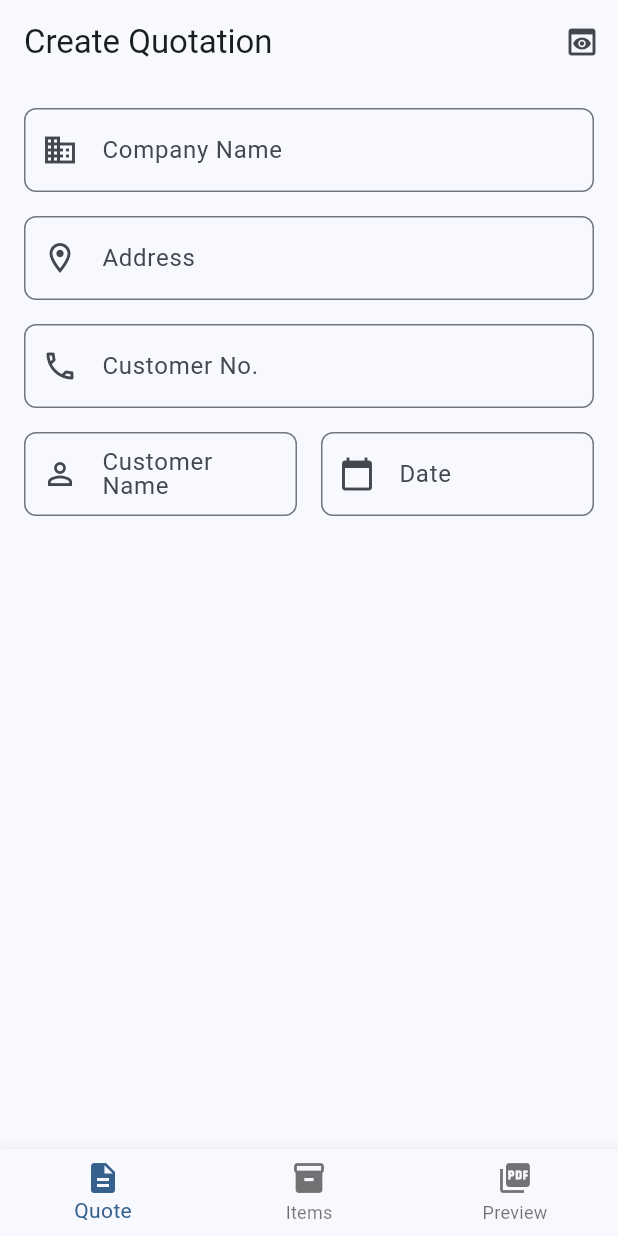
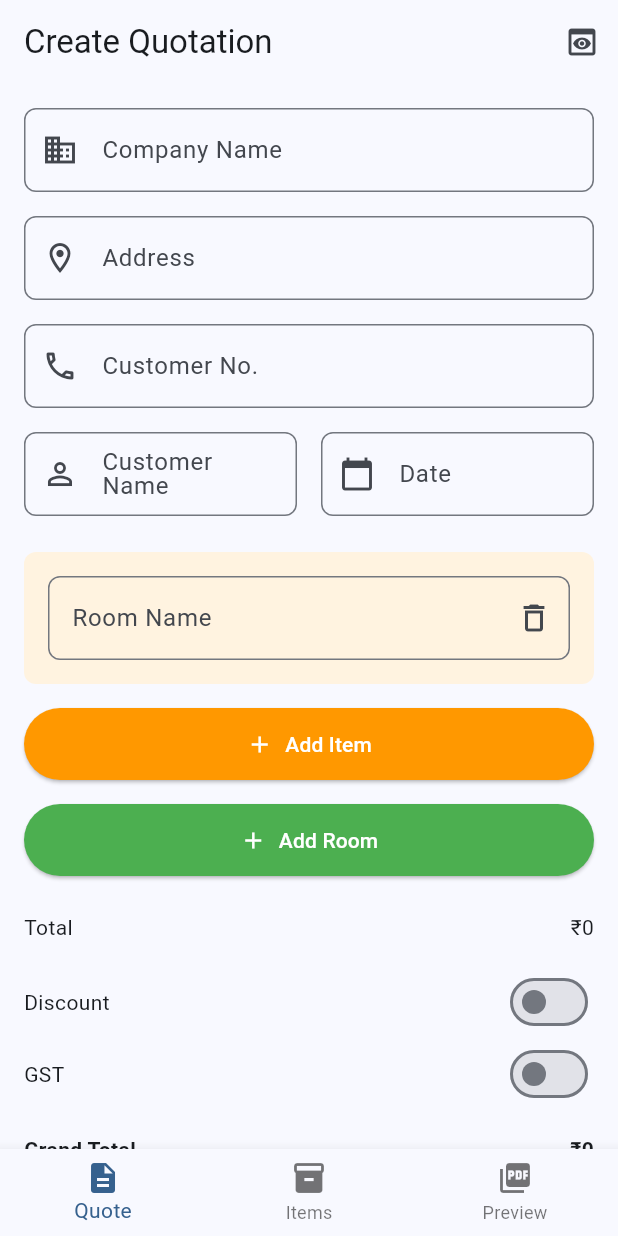
Before and after one commit to Sahil-Lakhani/Auto-Quote, a Flutter app: the screen it shows after launch, on a phone screen of 412 x 824 dp. Run offline on Flutter 3.47's test engine with Material 3 defaults, Android fonts, the phone set to English and light mode, and no system bars; our stand-ins replace cloud_firestore, firebase_core, pdf, printing; accounts and stored records are empty; generated files the repository leaves out were written again.

Commit message:
added ui for selection of the rooms and items

```diff
--- a/lib/screens/quote_form_screen.dart
+++ b/lib/screens/quote_form_screen.dart
@@ -10,15 +10,14 @@ class QuoteFormScreen extends StatefulWidget {
 }
 
 class _QuoteFormScreenState extends State<QuoteFormScreen> {
-
   final _companyController = TextEditingController();
   final _addressController = TextEditingController();
   final _phoneController = TextEditingController();
   final _customerController = TextEditingController();
   final _dateController = TextEditingController();
 
-  // bool _isDiscountEnabled = false;
-  // bool _isGstEnabled = false;
+  bool _isDiscountEnabled = false;
+  bool _isGstEnabled = false;
 
   @override
   void dispose() {
@@ -207,120 +206,123 @@ class _QuoteFormScreenState extends State<QuoteFormScreen> {
                 ),
               ],
             ),
+
+            // for the roooms and items in that room wich is section and item from the model for the pdf
+            const SizedBox(height: 24),
+            Container(
+              padding: const EdgeInsets.all(16),
+              decoration: BoxDecoration(
+                color: Colors.orange[50],
+                borderRadius: BorderRadius.circular(8),
+              ),
+              child: TextField(
+                decoration: InputDecoration(
+                  hintText: 'Room Name',
+                  border: OutlineInputBorder(
+                    borderRadius: BorderRadius.circular(8),
+                  ),
+                  suffixIcon: IconButton(
+                    icon: const Icon(Icons.delete_outline),
+                    onPressed: () {
+                      // Handle delete
+                    },
+                  ),
+                ),
+              ),
+            ),
+            const SizedBox(height: 16),
+            ElevatedButton(
+              onPressed: () {
+                // Handle add item
+              },
+              style: ElevatedButton.styleFrom(
+                backgroundColor: Colors.orange,
+                foregroundColor: Colors.white,
+                minimumSize: const Size(double.infinity, 48),
+              ),
+              child: const Row(
+                mainAxisAlignment: MainAxisAlignment.center,
+                children: [
+                  Icon(Icons.add),
+                  SizedBox(width: 8),
+                  Text('Add Item'),
+                ],
+              ),
+            ),
+            const SizedBox(height: 16),
+            ElevatedButton(
+              onPressed: () {
+                // Handle add room
+              },
+              style: ElevatedButton.styleFrom(
+                backgroundColor: Colors.green,
+                foregroundColor: Colors.white,
+                minimumSize: const Size(double.infinity, 48),
+              ),
+              child: const Row(
+                mainAxisAlignment: MainAxisAlignment.center,
+                children: [
+                  Icon(Icons.add),
+                  SizedBox(width: 8),
+                  Text('Add Room'),
+                ],
+              ),
+            ),
+            const SizedBox(height: 24),
+            const Row(
+              mainAxisAlignment: MainAxisAlignment.spaceBetween,
+              children: [
+                Text('Total'),
+                Text('₹0'),
+              ],
+            ),
+            const SizedBox(height: 16),
+            Row(
+              mainAxisAlignment: MainAxisAlignment.spaceBetween,
+              children: [
+                const Text('Discount'),
+                Switch(
+                  value: _isDiscountEnabled,
+                  onChanged: (value) {
+                    setState(() {
+                      _isDiscountEnabled = value;
+                    });
+                  },
+                ),
+              ],
+            ),
+            Row(
+              mainAxisAlignment: MainAxisAlignment.spaceBetween,
+              children: [
+                const Text('GST'),
+                Switch(
+                  value: _isGstEnabled,
+                  onChanged: (value) {
+                    setState(() {
+                      _isGstEnabled = value;
+                    });
+                  },
+                ),
+              ],
+            ),
+            const SizedBox(height: 16),
+            const Row(
+              mainAxisAlignment: MainAxisAlignment.spaceBetween,
+              children: [
+                Text('Grand Total',
+                    style: TextStyle(fontWeight: FontWeight.bold)),
+                Text('₹0', style: TextStyle(fontWeight: FontWeight.bold)),
+              ],
+            ),
+            const SizedBox(height: 24),
+            _buildExpandableSection('Payment Terms'),
+            const SizedBox(height: 16),
+            _buildExpandableSection('Material Specification'),
           ],
         ),
       ),
     );
   }
-  //       const SizedBox(height: 24),
-  //       Container(
-  //         padding: const EdgeInsets.all(16),
-  //         decoration: BoxDecoration(
-  //           color: Colors.orange[50],
-  //           borderRadius: BorderRadius.circular(8),
-  //         ),
-  //         child: TextField(
-  //           decoration: InputDecoration(
-  //             hintText: 'Room Name',
-  //             border: OutlineInputBorder(
-  //               borderRadius: BorderRadius.circular(8),
-  //             ),
-  //             suffixIcon: IconButton(
-  //               icon: const Icon(Icons.delete_outline),
-  //               onPressed: () {
-  //                 // Handle delete
-  //               },
-  //             ),
-  //           ),
-  //         ),
-  //       ),
-  //       const SizedBox(height: 16),
-  //       ElevatedButton(
-  //         onPressed: () {
-  //           // Handle add item
-  //         },
-  //         style: ElevatedButton.styleFrom(
-  //           backgroundColor: Colors.orange,
-  //           foregroundColor: Colors.white,
-  //           minimumSize: const Size(double.infinity, 48),
-  //         ),
-  //         child: const Row(
-  //           mainAxisAlignment: MainAxisAlignment.center,
-  //           children: [
-  //             Icon(Icons.add),
-  //             SizedBox(width: 8),
-  //             Text('Add Item'),
-  //           ],
-  //         ),
-  //       ),
-  //       const SizedBox(height: 16),
-  //       ElevatedButton(
-  //         onPressed: () {
-  //           // Handle add room
-  //         },
-  //         style: ElevatedButton.styleFrom(
-  //           backgroundColor: Colors.green,
-  //           foregroundColor: Colors.white,
-  //           minimumSize: const Size(double.infinity, 48),
-  //         ),
-  //         child: const Row(
-  //           mainAxisAlignment: MainAxisAlignment.center,
-  //           children: [
-  //             Icon(Icons.add),
-  //             SizedBox(width: 8),
-  //             Text('Add Room'),
-  //           ],
-  //         ),
-  //       ),
-  //       const SizedBox(height: 24),
-  //       const Row(
-  //         mainAxisAlignment: MainAxisAlignment.spaceBetween,
-  //         children: [
-  //           Text('Total'),
-  //           Text('₹0'),
-  //         ],
-  //       ),
-  //       const SizedBox(height: 16),
-  //       Row(
-  //         mainAxisAlignment: MainAxisAlignment.spaceBetween,
-  //         children: [
-  //           const Text('Discount'),
-  //           Switch(
-  //             value: _isDiscountEnabled,
-  //             onChanged: (value) {
-  //               setState(() {
-  //                 _isDiscountEnabled = value;
-  //               });
-  //             },
-  //           ),
-  //         ],
-  //       ),
-  //       Row(
-  //         mainAxisAlignment: MainAxisAlignment.spaceBetween,
-  //         children: [
-  //           const Text('GST'),
-  //           Switch(
-  //             value: _isGstEnabled,
-  //             onChanged: (value) {
-  //               setState(() {
-  //                 _isGstEnabled = value;
-  //               });
-  //             },
-  //           ),
-  //         ],
-  //       ),
-  //       const SizedBox(height: 16),
-  //       const Row(
-  //         mainAxisAlignment: MainAxisAlignment.spaceBetween,
-  //         children: [
-  //           Text('Grand Total', style: TextStyle(fontWeight: FontWeight.bold)),
-  //           Text('₹0', style: TextStyle(fontWeight: FontWeight.bold)),
-  //         ],
-  //       ),
-  //       const SizedBox(height: 24),
-  //       _buildExpandableSection('Payment Terms'),
-  //       const SizedBox(height: 16),
-  //       _buildExpandableSection('Material Specification'),
 
   Widget _buildExpandableSection(String title) {
     return Container(
```
